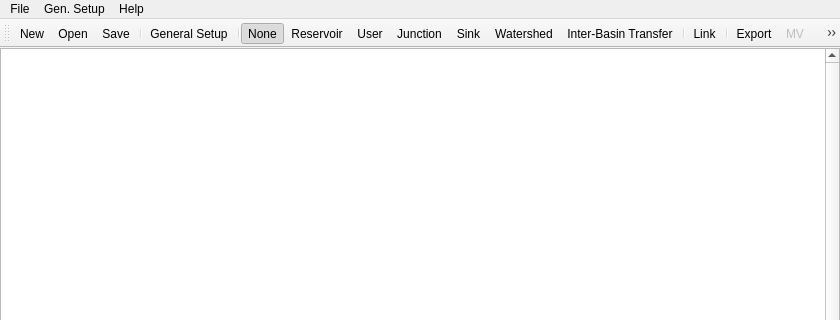
The window that gui/ui/graps_graphics.ui (lcford2/graps_gui) describes before a commit, drawn with Qt 5; both pictures show x 0 to 840 and y 0 to 320 of the 840 by 836 pixel window.
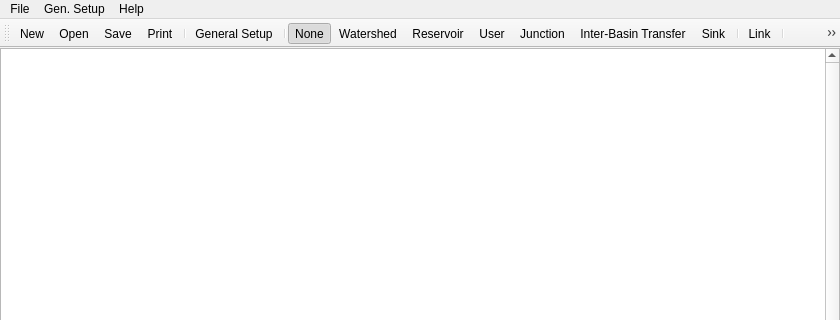
The same window after the commit. Icons and pictures are not drawn.

Commit message: Updated new scene to clear data containers

Diff of the .ui file:
```diff
--- a/gui/ui/graps_graphics.ui
+++ b/gui/ui/graps_graphics.ui
@@ -129,16 +129,17 @@
    <addaction name="actionNew"/>
    <addaction name="actionOpen_2"/>
    <addaction name="actionSave_2"/>
+   <addaction name="actionPrint"/>
    <addaction name="separator"/>
    <addaction name="actionGS"/>
    <addaction name="separator"/>
    <addaction name="actionN"/>
+   <addaction name="actionWatershed"/>
    <addaction name="actionReservoir"/>
    <addaction name="actionUser"/>
    <addaction name="actionJunction"/>
-   <addaction name="actionSink"/>
-   <addaction name="actionWatershed"/>
    <addaction name="actionInterBT"/>
+   <addaction name="actionSink"/>
    <addaction name="separator"/>
    <addaction name="actionLink"/>
    <addaction name="separator"/>
```
Left out of the diff: 15 changed lines with no effect on the pictures. The commit also changes 2 other files.
